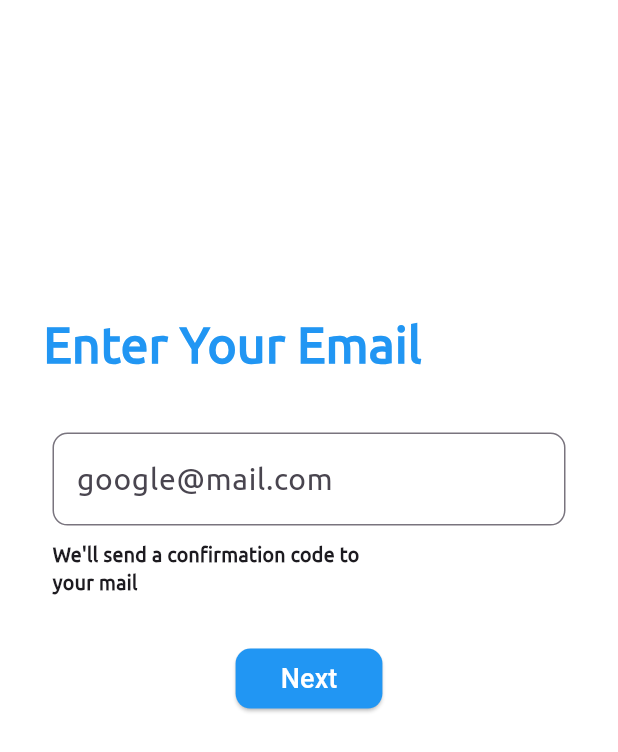
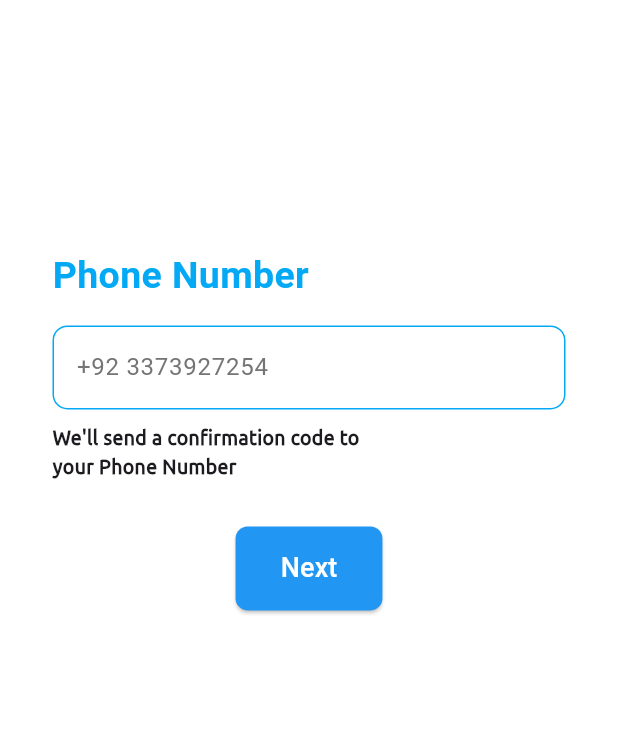
Before and after one commit to murtazakhalid77/LeadGen, a Flutter app: the screen it shows after launch, on a phone screen of 412 x 824 dp. Shown: the top 752 px of the screen. Run offline on Flutter 3.47's test engine with Material 3 defaults, Android fonts, the light colour scheme and no system bars; our stand-ins replace geocoding, geolocator, pinput; project files that could hold a hidden picture were left out.

Commit message:
i have done email and phone changes. Some images of categories are changed. other changes like colors, pedding and styling are done.

```diff
--- a/lib/constants/routes.dart
+++ b/lib/constants/routes.dart
@@ -3,7 +3,7 @@ import 'package:lead_gen/view/buyer/Home.dart';
 import 'package:lead_gen/view/buyer/all_categories.dart';
 import 'package:lead_gen/view/buyer/make_request.dart';
 import 'package:lead_gen/view/buyer/vehicles.dart';
-import 'package:lead_gen/view/reigistration/email.dart';
+import 'package:lead_gen/view/reigistration/phone.dart';
 import 'package:lead_gen/view/otpPhone.dart';
 import 'package:lead_gen/view/reigistration/getlocation.dart';
 import 'package:lead_gen/view/reigistration/password.dart';
@@ -15,7 +15,7 @@ import 'package:lead_gen/view/signupAndLogin/login.dart';
 import 'package:lead_gen/view/signupAndLogin/signUp.dart';
 import 'package:lead_gen/view/user-select/selection.dart';
 
-const String email = '/email';
+const String phone = '/phone';
 const String otpRegister  = '/otp';
 const String otpPinEnter  = '/otpEnter';
 const String password  = '/password';
@@ -32,7 +32,7 @@ const String user_Selection = '/user_selection';
 
 
 final Map<String, WidgetBuilder> routes = {
-  email: (context) =>  const EmailPage(),
+  phone: (context) =>  const PhonePage(),
   password :(context) => const Password(),
   otpRegister: (context) => const MyPhone(),
   otpPinEnter: (context) => const Verify(),
--- a/lib/main.dart
+++ b/lib/main.dart
@@ -1,7 +1,7 @@
 import 'package:flutter/material.dart';
 import 'package:lead_gen/constants/routes.dart';
 import 'package:lead_gen/services/loginService.dart';
-import 'package:lead_gen/view/reigistration/email.dart';
+import 'package:lead_gen/view/reigistration/phone.dart';
 import 'package:provider/provider.dart';
 
 void main() {
@@ -25,7 +25,7 @@ class MyApp extends StatelessWidget {
     return MaterialApp(
       title: 'Flutter Demo',
       debugShowCheckedModeBanner: false,
-      home:  const EmailPage(),
+      home:  const PhonePage(),
       routes: routes,
     );
   }
--- a/lib/view/buyer/make_request.dart
+++ b/lib/view/buyer/make_request.dart
@@ -14,7 +14,7 @@ class MakeRequestPage extends StatelessWidget {
             'Request',
           ),
           leading: IconButton(
-          icon: const Icon(Icons.arrow_back, color: Colors.white),
+          icon: const Icon(Icons.arrow_back_ios_rounded, color: Colors.white),
           onPressed: () {
             // Unfocus the current focus node before popping the screen
             FocusManager.instance.primaryFocus?.unfocus();
--- a/lib/view/drawer/drawer.dart
+++ b/lib/view/drawer/drawer.dart
@@ -20,7 +20,7 @@ class NavBar extends StatelessWidget {
               ),
             ),
             decoration: const BoxDecoration(
-              color: Colors.blueAccent,
+              color: Colors.blue,
             ),
           ),
           ListTile(
--- a/lib/view/reigistration/email.dart
+++ /dev/null
@@ -1,136 +0,0 @@
-import 'package:flutter/material.dart';
-
-import '../../model/Login.dart';
-
-class EmailPage extends StatefulWidget {
-  const EmailPage({super.key});
-
-  @override
-  State<EmailPage> createState() => EmailState();
-}
-
-class EmailState extends State<EmailPage> {
-  final TextEditingController _usernameController = TextEditingController();
-  final TextEditingController _passwordController = TextEditingController();
-   final GlobalKey<FormState> _formKey = GlobalKey<FormState>();
-  @override
-  Widget build(BuildContext context) {
-    // final loginService = Provider.of<LoginService>(context);
-
-    final login = Login(_usernameController.text, _passwordController.text);
-    return Form(
-      key: _formKey,
-      child: SizedBox(
-        width: double.infinity,
-        height: double.infinity,
-        child: Scaffold(
-          backgroundColor: const Color.fromRGBO(255, 255, 255, 1),
-          body: Stack(
-            children: [
-              Container(
-                padding: EdgeInsets.only(
-                  left: MediaQuery.of(context).size.width * 0.07,
-                  top: MediaQuery.of(context).size.height * 0.25,
-                ),
-                child: const Text(
-                  'Enter Your Email',
-                  style: TextStyle(
-                    fontFamily: "UBUNTU",
-                    color: Colors.blue,
-                    fontWeight: FontWeight.bold,
-                    fontSize: 33,
-                  ),
-                ),
-              ),
-              SingleChildScrollView(
-                child: Container(
-                  padding: EdgeInsets.only(
-                    top: MediaQuery.of(context).size.height *
-                        0.35, // Adjusted top padding
-                    left: 35,
-                    right: 35,
-                  ),
-                  child: Column(
-                    children: [
-                      TextFormField(
-                        validator: (value) {
-                          if (value!.isEmpty) {
-                            return 'Email is empty';
-                          }
-                          if (!RegExp(r"^[a-zA-Z0-9+_.-]+@[a-zA-Z0-9.-]+$")
-                              .hasMatch(value)) {
-                            if (login.email.isNotEmpty) {
-                              return 'Enter a valid email';
-                            } else {
-                              return null; // Return null if email is empty and no validation yet
-                            }
-                          }
-                          return null; // Return null for valid email
-                        },
-                        onChanged: (val) {
-                          setState(() {
-                            login.email = val;
-                          });
-                        },
-                        controller: _usernameController,
-                        decoration: InputDecoration(
-                          focusColor: Colors.blue.shade100,
-                          hintText: 'google@mail.com',
-                          hintStyle: const TextStyle(
-                            fontSize: 20,
-                            fontFamily: "UBUNTU",
-                          ),
-                          border: OutlineInputBorder(
-                            borderRadius: BorderRadius.circular(10),
-                          ),
-                        ),
-                      ),
-                      const SizedBox(height: 10),
-                      Container(
-                        padding: const EdgeInsets.only(left: 0, right: 115),
-                        child: const Text(
-                          "We'll send a confirmation code to your mail",
-                          style: TextStyle(
-                              fontFamily: "UBUNTU",
-                              fontSize: 13,
-                              fontWeight: FontWeight.bold),
-                        ),
-                      ),
-                      const SizedBox(height: 30),
-                      ElevatedButton(
-                        onPressed: () {
-                          if (_formKey.currentState!.validate()) {
-
-                            //send otp from java
-                            Navigator.pushNamed(context, "/otpEnter");
-                          }
-                        },
-                        style: TextButton.styleFrom(
-                          backgroundColor: Colors.blue, // Background color
-                          shape: RoundedRectangleBorder(
-                            borderRadius: BorderRadius.circular(
-                                10), // Adjust the radius as needed
-                          ),
-                          padding: const EdgeInsets.symmetric(
-                              horizontal:
-                                  30), // Adjust the horizontal padding to make it wider
-                        ),
-                        child: const Text(
-                          'Next',
-                          style: TextStyle(
-                            fontSize: 18,
-                            color: Colors.white,
-                          ),
-                        ),
-                      )
-                    ],
-                  ),
-                ),
-              ),
-            ],
-          ),
-        ),
-      ),
-    );
-  }
-}
--- /dev/null
+++ b/lib/view/reigistration/phone.dart
@@ -0,0 +1,133 @@
+import 'package:flutter/material.dart';
+import 'package:flutter/services.dart';
+
+class PhonePage extends StatefulWidget {
+  const PhonePage({Key? key}) : super(key: key);
+
+  @override
+  State<PhonePage> createState() => PhoneState();
+}
+
+class PhoneState extends State<PhonePage> {
+  final GlobalKey<FormState> _formKey = GlobalKey<FormState>();
+  final TextEditingController _phoneNumberController = TextEditingController();
+
+   @override
+  void dispose() {
+    // Dispose of the controller when the State object is removed from the tree
+    _phoneNumberController.dispose();
+    super.dispose();
+  }
+
+  @override
+  Widget build(BuildContext context) {
+    return Scaffold(
+      backgroundColor: const Color.fromRGBO(255, 255, 255, 1),
+      body: SingleChildScrollView(
+        // adds scrolling in page
+        child: Container(
+          padding: EdgeInsets.only(
+              top: MediaQuery.of(context).size.height * 0.08,
+              right: 35,
+              left: 35),
+
+          child: Column(
+            children: [
+              Form(
+                key: _formKey,
+                child: Column(
+                  crossAxisAlignment: CrossAxisAlignment.start,
+                  children: [
+                    const SizedBox(height: 100),
+                    const Text(
+                      'Phone Number',
+                      style: TextStyle(
+                        color: Colors.lightBlue,
+                        fontSize: 25,
+                        fontWeight: FontWeight.bold,
+                      ),
+                    ),
+
+                    const SizedBox(height: 15),
+
+                    TextFormField(
+                      controller: _phoneNumberController,
+                      inputFormatters: [FilteringTextInputFormatter.digitsOnly],
+                      validator: (value) {
+                        if (value == null ||
+                            value.isEmpty ||
+                            value.length != 11) {
+                          return 'Enter a valid Phone Number with 11 digits';
+                        }
+                        return null;
+                      },
+                      decoration: InputDecoration(
+                        focusedBorder: OutlineInputBorder(
+                          borderRadius: BorderRadius.circular(10),
+                          borderSide: const BorderSide(color: Colors.lightBlue),
+                        ),
+                        enabledBorder: OutlineInputBorder(
+                          borderRadius: BorderRadius.circular(10),
+                          borderSide: const BorderSide(color: Colors.lightBlue),
+                        ),
+                        hintText: '+92 3373927254',
+                        hintStyle: TextStyle(color: Colors.grey[600]),
+                        border: OutlineInputBorder(
+                          borderRadius: BorderRadius.circular(10),
+                        ),
+                      ),
+                    ),
+
+                    const SizedBox(height: 10),
+
+                    Container(
+                      padding: const EdgeInsets.only(left: 0, right: 115),
+                      child: const Text(
+                        "We'll send a confirmation code to your Phone Number",
+                        style: TextStyle(
+                          fontFamily: "UBUNTU",
+                          fontSize: 13,
+                          fontWeight: FontWeight.bold,
+                        ),
+                      ),
+                    ),
+
+                    const SizedBox(height: 30),
+
+                    Center(
+                      child: ElevatedButton(
+                        onPressed: () {
+                          if (_formKey.currentState!.validate()) {
+                            // send otp from java
+                            Navigator.pushNamed(context, "/otpEnter");
+                          }
+                        },
+                        style: ElevatedButton.styleFrom(
+                          backgroundColor: Colors.blue, // Background color
+                          shape: RoundedRectangleBorder(
+                            borderRadius: BorderRadius.circular(8),
+                          ),
+                          padding: const EdgeInsets.symmetric(
+                            horizontal: 30,
+                            vertical: 15,
+                          ),
+                        ),
+                        child: const Text(
+                          'Next',
+                          style: TextStyle(
+                            fontSize: 18,
+                            color: Colors.white,
+                          ),
+                        ),
+                      ),
+                    ),
+                  ],
+                ),
+              ),
+            ],
+          ),
+        ),
+      ),
+    );
+  }
+}
--- a/lib/view/reigistration/verify.dart
+++ b/lib/view/reigistration/verify.dart
@@ -126,7 +126,7 @@ class _MyVerifyState extends State<Verify> {
                         Navigator.pushNamed(context,'/password');
                       }
                       : null, // Disable button if pin is not completely filled
-                  child: const Text("Verify Email"),
+                  child: const Text("Verify Phone"),
                 ),
               ),
               Row(
@@ -136,7 +136,7 @@ class _MyVerifyState extends State<Verify> {
                       Navigator.pop(context);
                       },
                       child: const Text(
-                        "Edit Email ?",
+                        "Edit Phone ?",
                         style: TextStyle(color: Colors.black),
                       ))
                 ],
--- a/lib/view/signupAndLogin/login.dart
+++ b/lib/view/signupAndLogin/login.dart
@@ -23,7 +23,7 @@ class _LogInPageState extends State<LogInPage> {
           'Login',
         ),
         leading: IconButton(
-          icon: const Icon(Icons.arrow_back, color: Colors.white),
+          icon: const Icon(Icons.arrow_back_ios_rounded, color: Colors.white),
           onPressed: () {
             // Unfocus the current focus node before popping the screen
             FocusManager.instance.primaryFocus?.unfocus();
@@ -49,7 +49,7 @@ class _LogInPageState extends State<LogInPage> {
                   crossAxisAlignment: CrossAxisAlignment.start,
                   children: [
                     const Text(
-                      'Name/Email',
+                      'UserName',
                       style: TextStyle(
                         color: Colors.lightBlue,
                         fontSize: 20,
@@ -63,7 +63,7 @@ class _LogInPageState extends State<LogInPage> {
                       controller: _nameEmailController,
                   validator: (value) {
                     if (value == null || value.isEmpty) {
-                      return 'Please enter your Name/Email';
+                      return 'Please enter your UserName';
                     }
                     return null;
                   },
@@ -76,7 +76,7 @@ class _LogInPageState extends State<LogInPage> {
                             borderRadius: BorderRadius.circular(10),
                             borderSide:
                                 const BorderSide(color: Colors.lightBlue)),
-                        hintText: 'Name/Email',
+                        hintText: 'UserName',
                         hintStyle: TextStyle(color: Colors.grey[600]),
                         border: OutlineInputBorder(
                           borderRadius: BorderRadius.circular(10),
```
Also changed, not shown: lib/view/buyer/all_categories.dart (+4 -4 lines), lib/view/seller/Seller-All-Request.dart (+22 -19 lines), lib/view/seller/Seller-Home-Page.dart (+26 -23 lines), lib/view/signupAndLogin/signUp.dart (+51 -27 lines), lib/view/user-select/selection.dart (+66 -48 lines), assets/books.png, assets/businesses.png, assets/cars.png, assets/furniture and home decore.png, assets/jobs.png, assets/kids.png, assets/property.png.
